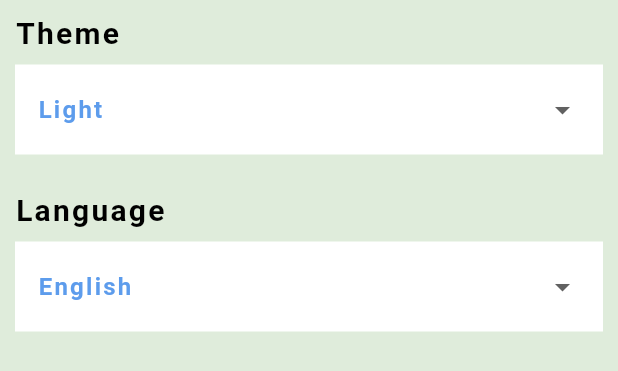
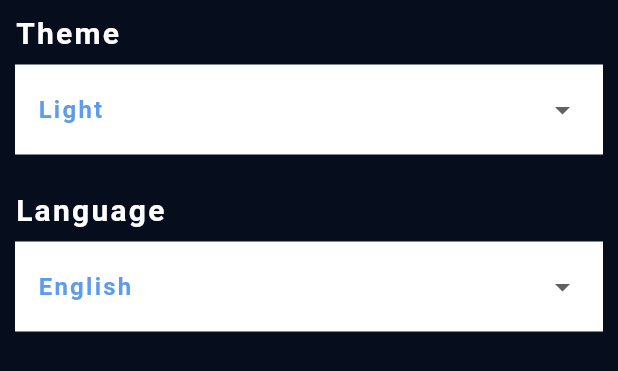
Before and after one commit to osos2511/todo-app, a Flutter app: the SettingsTab widget shown alone on an empty page, opened directly, on a phone screen of 412 x 824 dp. Shown: the top 371 px of the screen. Run offline on Flutter 3.47's test engine with Material 3 defaults, Android fonts, the phone set to English and light mode, and no system bars; our stand-ins replace easy_date_timeline, flutter_slidable.

Commit message:
+show date picker +dark theme +update colors

```diff
--- a/lib/config/theme/my_theme.dart
+++ b/lib/config/theme/my_theme.dart
@@ -1,18 +1,23 @@
 import 'package:flutter/material.dart';
 import 'package:todo_app/core/colors_manager.dart';
-import 'package:todo_app/core/styles_manager.dart';
 
 class MyTheme {
-  static ThemeData lightTheme = ThemeData(
+  static ThemeData light = ThemeData(
     primaryColor: ColorsManager.blueColor,
     dividerColor: ColorsManager.blueColor,
-    appBarTheme: AppBarTheme(
+    indicatorColor: Colors.white,
+    canvasColor: Colors.black,
+    appBarTheme: const AppBarTheme(
       backgroundColor: ColorsManager.blueColor,
       elevation: 4,
       centerTitle: true,
-      titleTextStyle: MyTextStyles.appBarTextStyle,
+      titleTextStyle: TextStyle(
+        color: ColorsManager.whiteColor,
+        fontSize: 22,
+        fontWeight: FontWeight.w700,
+      ),
     ),
-    scaffoldBackgroundColor: ColorsManager.scaffoldColor,
+    scaffoldBackgroundColor: ColorsManager.lightScaffoldBg,
     useMaterial3: false,
     bottomNavigationBarTheme: const BottomNavigationBarThemeData(
       backgroundColor: Colors.transparent,
@@ -37,12 +42,110 @@ class MyTheme {
       color: Colors.transparent,
       elevation: 0,
     ),
-    textTheme: TextTheme(
-      titleMedium:MyTextStyles.cardTitleTextStyle,
-      titleSmall: MyTextStyles.cardTimeTextStyle,
-      labelSmall: MyTextStyles.settingsItemTextStyle,
-      labelMedium: MyTextStyles.textFormFieldTextStyle,
-      displaySmall: MyTextStyles.elevatedButtonTextStyle,
+
+    textTheme: const TextTheme(
+      titleMedium:TextStyle(
+          fontWeight: FontWeight.w600, color: Color(0xFF5D9CEC), fontSize: 20),
+      titleSmall: TextStyle(
+          fontWeight: FontWeight.w400, color: Colors.black, fontSize: 15),
+      labelSmall: TextStyle(
+          fontWeight: FontWeight.w700, color: Colors.black, fontSize: 20),
+      labelMedium: TextStyle(
+          fontWeight: FontWeight.w500, color: Colors.white, fontSize: 18),
+      displaySmall: TextStyle(color: Color(0xFF004182),fontSize: 18,fontWeight: FontWeight.w800),
+      headlineMedium: TextStyle(fontSize: 18,fontWeight: FontWeight.w700,color: Color(0xFF383838)),
+      displayMedium: TextStyle(
+          color: Color(0xFFA9A9A99C),
+          fontWeight: FontWeight.w400,
+          fontSize: 15),
+    ),
+    bottomSheetTheme: const BottomSheetThemeData(
+      shape: RoundedRectangleBorder(
+        borderRadius: BorderRadius.only(
+          topRight:Radius.circular(12) ,
+          topLeft: Radius.circular(12)
+        )
+      )
+    ),
+    iconTheme: IconThemeData(
+        color: ColorsManager.black
     ),
   );
+
+
+  static ThemeData dark = ThemeData(
+    primaryColor: ColorsManager.blueColor,
+    dividerColor: ColorsManager.blueColor,
+    indicatorColor: ColorsManager.blackAccent,
+    canvasColor: Colors.white,
+
+    appBarTheme: const AppBarTheme(
+      backgroundColor: ColorsManager.blueColor,
+      elevation: 4,
+      centerTitle: true,
+      titleTextStyle: TextStyle(
+        color: ColorsManager.black,
+        fontSize: 22,
+        fontWeight: FontWeight.w700,
+      ),
+    ),
+    scaffoldBackgroundColor: ColorsManager.black,
+    useMaterial3: false,
+    bottomNavigationBarTheme: const BottomNavigationBarThemeData(
+      backgroundColor: Colors.transparent,
+      selectedItemColor: ColorsManager.blueColor,
+      unselectedItemColor: ColorsManager.greyColor,
+      elevation: 0,
+      selectedIconTheme: IconThemeData(size: 32),
+    ),
+      bottomAppBarTheme: const BottomAppBarTheme(
+        color: ColorsManager.blackAccent,
+        elevation: 14,
+        shape: CircularNotchedRectangle(),
+      ),
+
+
+    floatingActionButtonTheme:  const FloatingActionButtonThemeData(
+        shape: StadiumBorder(
+          side: BorderSide(color: ColorsManager.blackAccent, width: 4),
+        ),
+        backgroundColor: ColorsManager.blueColor,
+        elevation: 12,
+        iconSize: 26),
+
+    cardTheme: const CardTheme(
+      color: ColorsManager.blackAccent,
+      elevation: 20,
+    ),
+
+    textTheme: const TextTheme(
+      titleMedium:TextStyle(
+          fontWeight: FontWeight.w600, color: Color(0xFF5D9CEC), fontSize: 20),
+      titleSmall: TextStyle(
+          fontWeight: FontWeight.w400, color: ColorsManager.whiteColor, fontSize: 15),
+      labelSmall: TextStyle(
+          fontWeight: FontWeight.w700, color: Colors.white, fontSize: 20),
+      labelMedium: TextStyle(
+          fontWeight: FontWeight.w500, color: Colors.white, fontSize: 18),
+      displaySmall: TextStyle(color: Color(0xFF004182),fontSize: 18,fontWeight: FontWeight.w800),
+      headlineMedium: TextStyle(fontSize: 18,fontWeight: FontWeight.w700,color: Colors.white),
+      displayMedium: TextStyle(
+          color: Color(0xFFA9A9A99C),
+          fontWeight: FontWeight.w400,
+          fontSize: 15),
+    ),
+    iconTheme: IconThemeData(
+      color: ColorsManager.whiteColor
+    ),
+    bottomSheetTheme: const BottomSheetThemeData(
+      backgroundColor: ColorsManager.blackAccent,
+      shape: RoundedRectangleBorder(
+        borderRadius: BorderRadius.only(
+          topRight:Radius.circular(12) ,
+          topLeft: Radius.circular(12)
+        ),
+      ),
+    ),
+
+  );
 }
--- a/lib/core/colors_manager.dart
+++ b/lib/core/colors_manager.dart
@@ -1,8 +1,10 @@
 import 'package:flutter/material.dart';
 
-class ColorsManager{
-  static const Color blueColor=Color(0xFF5D9CEC);
-  static const Color whiteColor=Color(0xFFFFFFFF);
-  static const Color greyColor=Color(0xFFC8C9CB);
-  static const Color scaffoldColor=Color(0xFFDFECDB);
+class ColorsManager {
+  static const Color blueColor = Color(0xFF5D9CEC);
+  static const Color whiteColor = Color(0xFFFFFFFF);
+  static const Color greyColor = Color(0xFFC8C9CB);
+  static const Color lightScaffoldBg = Color(0xFFDFECDB);
+  static const Color black = Color(0xFF060E1E);
+  static const Color blackAccent = Color(0xFF141922);
 }
--- a/lib/core/reusable_components/task_item.dart
+++ b/lib/core/reusable_components/task_item.dart
@@ -9,7 +9,7 @@ class TaskItem extends StatelessWidget {
     return Container(
       margin: const EdgeInsets.all(8),
       decoration: BoxDecoration(
-        color: Colors.white,
+        color: Theme.of(context).indicatorColor,
         borderRadius: BorderRadius.circular(15),
       ),
       child: Slidable(
@@ -62,7 +62,7 @@ class TaskItem extends StatelessWidget {
                     Row(
                       mainAxisAlignment: MainAxisAlignment.start,
                       children: [
-                      const Icon(Icons.lock_clock),
+                       Icon(Icons.lock_clock,color: Theme.of(context).iconTheme.color,),
                       Text('10:30 AM',style: Theme.of(context).textTheme.titleSmall),
 
                     ],),
--- a/lib/core/styles_manager.dart
+++ b/lib/core/styles_manager.dart
@@ -1,19 +1,8 @@
-import 'package:flutter/material.dart';
-import 'package:todo_app/core/colors_manager.dart';
+class AppLightTextStyles{
 
-class MyTextStyles {
-  static TextStyle appBarTextStyle = const TextStyle(
-    color: ColorsManager.whiteColor,
-    fontSize: 22,
-    fontWeight: FontWeight.w700,
-  );
-  static TextStyle cardTitleTextStyle = const TextStyle(
-      fontWeight: FontWeight.w600, color: Color(0xFF5D9CEC), fontSize: 20);
-  static TextStyle cardTimeTextStyle = const TextStyle(
-      fontWeight: FontWeight.w400, color: Colors.black, fontSize: 15);
-  static TextStyle settingsItemTextStyle = const TextStyle(
-      fontWeight: FontWeight.w700, color: Colors.black, fontSize: 20);
-  static TextStyle textFormFieldTextStyle = const TextStyle(
-      fontWeight: FontWeight.w500, color: Colors.white, fontSize: 18);
-  static TextStyle elevatedButtonTextStyle=const TextStyle(color: Color(0xFF004182),fontSize: 18,fontWeight: FontWeight.w800);
 }
+
+
+class AppDarkTextStyles{
+
+}
--- a/lib/presentation/screens/auth/login/login_screen.dart
+++ b/lib/presentation/screens/auth/login/login_screen.dart
@@ -40,7 +40,9 @@ class LoginScreen extends StatelessWidget {
                     height: 40,
                   ),
                   ElevatedButton(
-                    onPressed: () {},
+                    onPressed: () {
+                      Navigator.pushReplacementNamed(context, RoutesManager.homeRoute);
+                    },
                     style: ElevatedButton.styleFrom(
                         minimumSize: const Size(double.infinity, 50),
                         backgroundColor: Colors.white,
--- a/lib/presentation/screens/home/home_screen.dart
+++ b/lib/presentation/screens/home/home_screen.dart
@@ -1,4 +1,5 @@
 import 'package:flutter/material.dart';
+import 'package:todo_app/presentation/screens/home/add_task_bottom_sheet/add_task_bottom_sheet.dart';
 import 'package:todo_app/presentation/screens/home/tabs/settings_tab/settings_tab.dart';
 import 'package:todo_app/presentation/screens/home/tabs/tasks_tab/tasks_tab.dart';
 
@@ -31,7 +32,9 @@ class _HomeScreenState extends State<HomeScreen> {
     );
   }
   Widget buildFab() => FloatingActionButton(
-    onPressed: () {},
+    onPressed: () {
+      AddTaskBottomSheet.show(context);
+    },
     child: const Icon(Icons.add),
   );
   Widget buildBottomAppBar() => BottomAppBar(
--- a/lib/presentation/screens/home/tabs/settings_tab/settings_tab.dart
+++ b/lib/presentation/screens/home/tabs/settings_tab/settings_tab.dart
@@ -41,15 +41,14 @@ class _SettingsTabState extends State<SettingsTab> {
                     isExpanded: false,
                     style: const TextStyle(color: Colors.black,fontSize: 14,fontWeight: FontWeight.w400),
                     items: <String>['Light','Dark'].map((String value) {
-                      selectedTheme=value;
                       return DropdownMenuItem<String>(
-                        value: selectedTheme,
-                        child: Text(selectedTheme??''),
+                        value: value,
+                        child: Text(value),
                       );
                     }).toList(),
                     onChanged: (newTheme) {
-                      selectedTheme=newTheme;
                       setState(() {
+                        selectedTheme=newTheme;
 
                       });
                     },
@@ -82,16 +81,15 @@ class _SettingsTabState extends State<SettingsTab> {
                     isExpanded: false,
                     style: const TextStyle(color: Colors.black,fontSize: 14,fontWeight: FontWeight.w400),
                     items: <String>['English','Arabic'].map((String value) {
-                      selectedLang=value;
                       return DropdownMenuItem<String>(
-                        value: selectedLang,
-                        child: Text(selectedLang??''),
+                        value: value,
+                        child: Text(value),
                       );
                     }).toList(),
                     onChanged: (newLang) {
-                      selectedLang=newLang;
+
                       setState(() {
-
+                        selectedLang=newLang;
                       });
                     },
                   )
--- a/pubspec.yaml
+++ b/pubspec.yaml
@@ -37,6 +37,7 @@ dependencies:
   cupertino_icons: ^1.0.8
   easy_date_timeline: ^1.1.3
   flutter_slidable: ^3.1.1
+  intl: ^0.19.0
 dev_dependencies:
   flutter_test:
     sdk: flutter
```
Also changed, not shown: lib/core/utils/date_utils.dart (added, +12 -0 lines), lib/my_app/my_app.dart (+4 -3 lines), lib/presentation/screens/home/add_task_bottom_sheet/add_task_bottom_sheet.dart (added, +93 -0 lines), lib/presentation/screens/home/tabs/tasks_tab/tasks_tab.dart (+9 -2 lines), pubspec.lock.
